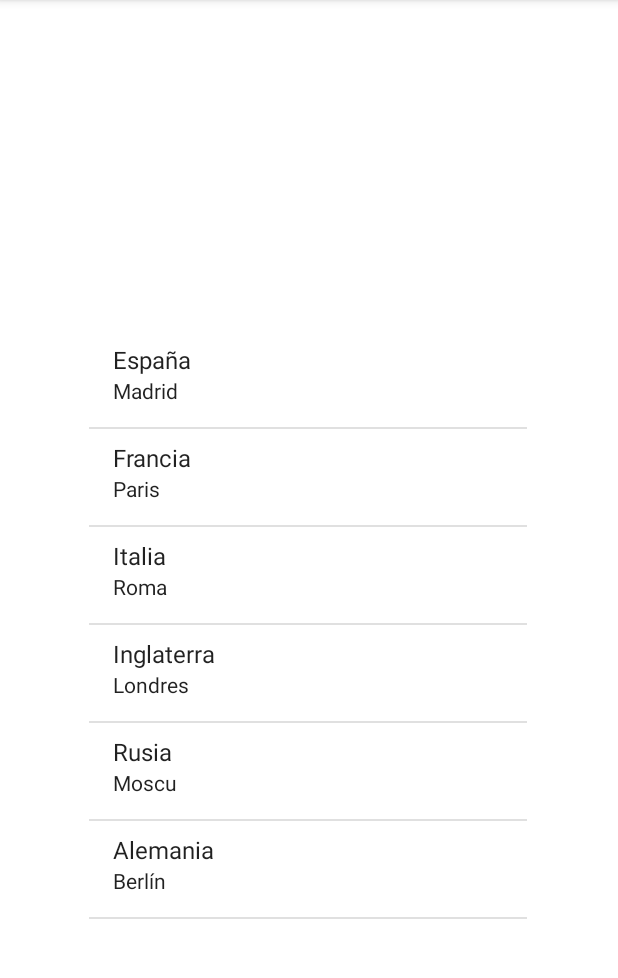
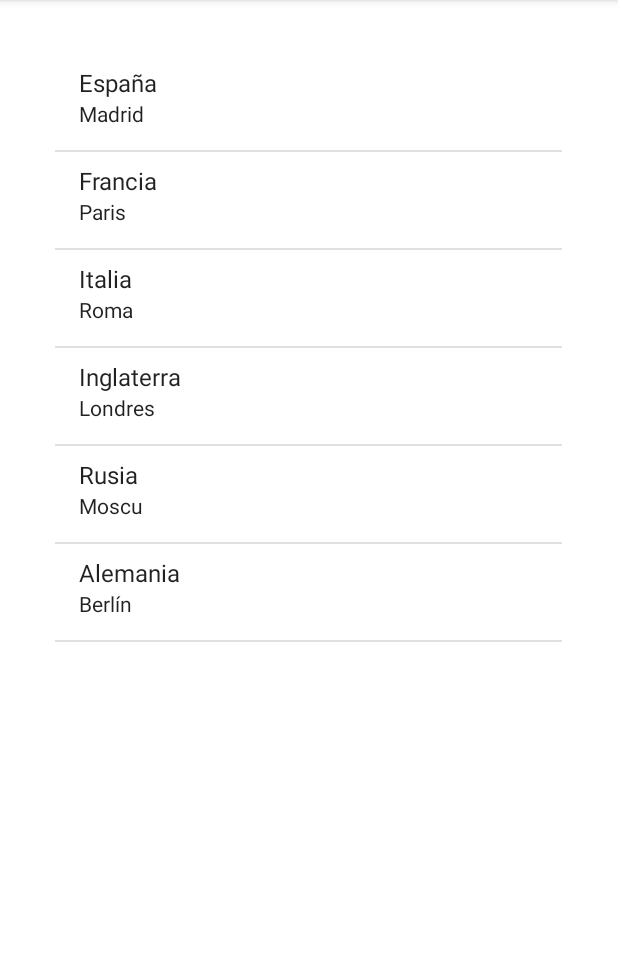
Before and after one commit to Marumotto314/RetosMultimedia, an Android app: the screen it shows after launch (MainActivity), on a phone screen of 412 x 824 dp, the part 84-1062 px from its top. Run offline under Robolectric (Android 15) with nearby library versions, the phone set to English and light mode, and no system bars.

Commit message:
ListView arreglado

```diff
--- a/Proyectos/ListViews/app/src/main/res/layout/activity_main.xml
+++ b/Proyectos/ListViews/app/src/main/res/layout/activity_main.xml
@@ -8,10 +8,17 @@
 
     <ListView
         android:id="@+id/listView"
-        android:layout_width="292dp"
-        android:layout_height="547dp"
+        android:layout_width="338dp"
+        android:layout_height="665dp"
+        android:layout_marginStart="32dp"
+        android:layout_marginTop="36dp"
+        android:layout_marginEnd="32dp"
+        android:layout_marginBottom="32dp"
         app:layout_constraintBottom_toBottomOf="parent"
         app:layout_constraintEnd_toEndOf="parent"
         app:layout_constraintHorizontal_bias="0.495"
-        app:layout_constraintStart_toStartOf="parent" />
+        app:layout_constraintStart_toStartOf="parent"
+        app:layout_constraintTop_toTopOf="parent"
+        app:layout_constraintVertical_bias="0.0" />
+
 </androidx.constraintlayout.widget.ConstraintLayout>
```
